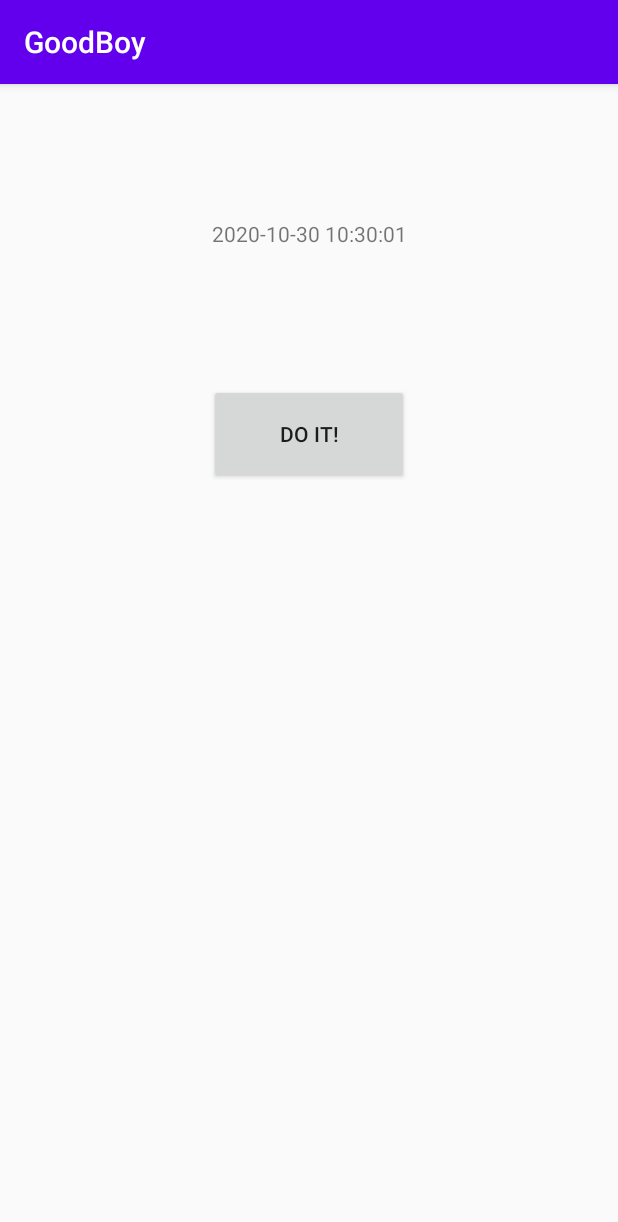
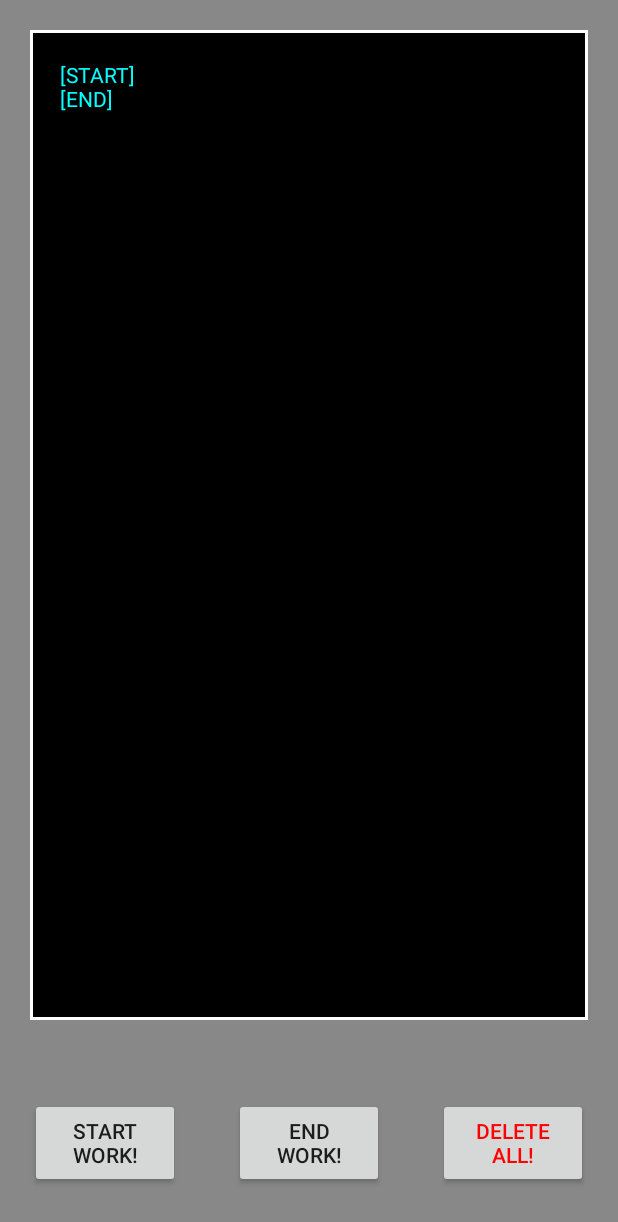
Before and after one commit to minwiki7456/GoodBoy, an Android app: the screen it shows after launch (MainActivity before the commit, MainActivity2 after it), on a phone screen of 412 x 824 dp. Shown: the top 1222 px of the screen. Run offline under Robolectric (Android 15) with nearby library versions, the phone set to English and light mode, and no system bars.

Commit message:
[功能/BUG]新实现上下班打卡时间记录功能 [模块]Activities [描述] 	1.修改启动Activity到新实现的页面 	2.存储使用SQLite 	3.[START 	  WORK!]按钮记录当天第一次点击的时间，且不可更新，作为上班时间。 	4.[END 	  WORK!]按钮记录当天最后一次点击时间，每次都更新，作为下班时间。 	5.[DELETE 	  ALL!]按钮在当前Activity生命周期内连续点击10次可清空打卡数据。

```diff
--- a/app/src/main/AndroidManifest.xml
+++ b/app/src/main/AndroidManifest.xml
@@ -9,7 +9,8 @@
         android:roundIcon="@mipmap/ic_launcher_round"
         android:supportsRtl="true"
         android:theme="@style/AppTheme">
-        <activity android:name=".MainActivity">
+        <activity android:name=".Activities.MainActivity"></activity>
+        <activity android:name=".Activities.MainActivity2" android:theme="@style/Theme.AppCompat.DayNight.NoActionBar">
             <intent-filter>
                 <action android:name="android.intent.action.MAIN" />
 
--- a/app/src/main/java/fun/yuuu/goodboy/MainActivity.java
+++ b/app/src/main/java/fun/yuuu/goodboy/Activities/MainActivity.java
@@ -1,10 +1,11 @@
-package fun.yuuu.goodboy;
+package fun.yuuu.goodboy.Activities;
 
 import androidx.annotation.NonNull;
 import androidx.appcompat.app.AppCompatActivity;
 import android.content.ClipData;
 import android.content.ClipboardManager;
 import android.content.Context;
+import android.database.sqlite.SQLiteDatabase;
 import android.os.Bundle;
 import android.os.Handler;
 import android.os.Looper;
@@ -16,6 +17,9 @@ import android.widget.TextView;
 import android.widget.Toast;
 import java.text.SimpleDateFormat;
 import java.util.Date;
+
+import fun.yuuu.goodboy.R;
+import fun.yuuu.goodboy.Utils.DatabaseHelper;
 
 public class MainActivity extends AppCompatActivity {
     private final String TAG = "MainActivity";
--- /dev/null
+++ b/app/src/main/java/fun/yuuu/goodboy/Activities/MainActivity2.java
@@ -0,0 +1,100 @@
+package fun.yuuu.goodboy.Activities;
+
+import androidx.appcompat.app.AppCompatActivity;
+import fun.yuuu.goodboy.R;
+
+import android.content.ContentValues;
+import android.database.Cursor;
+import android.database.sqlite.SQLiteDatabase;
+import android.os.Bundle;
+import android.text.Html;
+import android.view.View;
+import android.widget.Button;
+import android.widget.TextView;
+
+import java.text.SimpleDateFormat;
+import java.util.Date;
+
+import fun.yuuu.goodboy.Utils.DatabaseHelper;
+
+public class MainActivity2 extends AppCompatActivity {
+    private SQLiteDatabase mSQLiteDatabase = null;
+    private SimpleDateFormat mSimpleDateFormat = new SimpleDateFormat("yyyy-MM-dd");
+    private TextView mtextViewWorkTimeInfo = null;
+    private int deleteFlag = 0;
+    @Override
+    protected void onCreate(Bundle savedInstanceState) {
+        super.onCreate(savedInstanceState);
+        setContentView(R.layout.activity_main2);
+        mSQLiteDatabase = new DatabaseHelper(MainActivity2.this,"GoodBoy_db",null,1).getWritableDatabase();
+        Button btnStartWork = findViewById(R.id.btn_start_work);
+        Button btnEndWork = findViewById(R.id.btn_end_work);
+        Button btnDeleteAll = findViewById(R.id.btn_delete_all);
+        mtextViewWorkTimeInfo = findViewById(R.id.textview_work_time_info);
+        mtextViewWorkTimeInfo.setText(Html.fromHtml(getAllInfo()));
+        btnStartWork.setOnClickListener(new View.OnClickListener() {
+            @Override
+            public void onClick(View view) {
+
+                Cursor cursor = mSQLiteDatabase.rawQuery(
+                        "select * from   clock_in_work  where   t_date=? ",
+                        new String[] { mSimpleDateFormat.format(new Date()) });
+                while (cursor.moveToNext()) {
+                    cursor.close();
+                    mtextViewWorkTimeInfo.setText(Html.fromHtml(getAllInfo()+"<br/><font color=\"#FF0000\">[START TIME ALREADY EXISTS!]</font>"));
+                    return;
+                }
+                ContentValues values = new ContentValues();
+                values.put("t_date",mSimpleDateFormat.format(new Date()));
+                values.put("t_start_time",new SimpleDateFormat("HH:mm:ss").format(new Date()));
+                values.put("t_end_time","");
+                mSQLiteDatabase.insert("clock_in_work",null,values);
+                mtextViewWorkTimeInfo.setText(Html.fromHtml(getAllInfo()+"<br/><font color=\"#33FF00\">[START TIME UPDATE SUCCESSFUL!]</font>"));
+
+            }
+        });
+        btnEndWork.setOnClickListener(new View.OnClickListener() {
+            @Override
+            public void onClick(View view) {
+                ContentValues values = new ContentValues();
+                String currenTime = new SimpleDateFormat("HH:mm:ss").format(new Date());
+                values.put("t_end_time",currenTime);
+                mSQLiteDatabase.update("clock_in_work",values,"t_date=?",new String[]{mSimpleDateFormat.format(new Date())});
+                mtextViewWorkTimeInfo.setText(Html.fromHtml(getAllInfo()+"<br/><font color=\"#33FF00\">[END TIME UPDATE SUCCESSFUL!]</font>"));
+            }
+        });
+        btnDeleteAll.setOnClickListener(new View.OnClickListener() {
+            @Override
+            public void onClick(View view) {
+                String notifyString = null;
+                if(deleteFlag<9){
+                    deleteFlag++;
+                    mtextViewWorkTimeInfo.setText(Html.fromHtml(getAllInfo()+"<br/><font color=\"#FF0000\">[YOU WILL DELETE ALL DATA !!!]<br/>[IF YOU WANT DO IT , PLEASE CLICK </font><font color=\"#33FF00\">"+(10-deleteFlag)+"</font><font color=\"#FF0000\"> TIMES!!]</font>"));
+                    return;
+                }
+                mSQLiteDatabase.execSQL("delete from clock_in_work");
+                mtextViewWorkTimeInfo.setText(Html.fromHtml("<font color=\"#33FF00\">[DELETE ALL DATA SUCCESSFUL!]</font>"));
+                deleteFlag = 0;
+            }
+        });
+
+    }
+
+    private String getAllInfo(){
+        //创建游标对象
+        Cursor cursor = mSQLiteDatabase.query("clock_in_work", new String[]{"t_date","t_start_time","t_end_time"}, null, null, null, null, null);
+        //利用游标遍历所有数据对象
+        //为了显示全部，把所有对象连接起来，放到TextView中
+        StringBuffer sb = new StringBuffer("<font color=\"#00FFFF\">[START]</font><br/>");
+        while(cursor.moveToNext()){
+            String res_date = cursor.getString(cursor.getColumnIndex("t_date"));
+            String res_start_time = cursor.getString(cursor.getColumnIndex("t_start_time"));
+            String res_end_time = cursor.getString(cursor.getColumnIndex("t_end_time"));
+            sb.append("["+res_date+"]: ["+res_start_time+"] -> ["+res_end_time+"]<br/>");
+        }
+        sb.append("<font color=\"#00FFFF\">[END]</font>");
+        // 关闭游标，释放资源
+        cursor.close();
+        return sb.toString();
+    }
+}
--- /dev/null
+++ b/app/src/main/java/fun/yuuu/goodboy/Utils/DatabaseHelper.java
@@ -0,0 +1,26 @@
+package fun.yuuu.goodboy.Utils;
+
+import android.content.Context;
+import android.database.DatabaseErrorHandler;
+import android.database.sqlite.SQLiteDatabase;
+import android.database.sqlite.SQLiteOpenHelper;
+
+import androidx.annotation.NonNull;
+import androidx.annotation.Nullable;
+
+public class DatabaseHelper extends SQLiteOpenHelper {
+    public DatabaseHelper(@Nullable Context context, @Nullable String name, @Nullable SQLiteDatabase.CursorFactory factory, int version) {
+        super(context, name, factory, version);
+    }
+
+    @Override
+    public void onCreate(SQLiteDatabase sqLiteDatabase) {
+        String sql = "create table clock_in_work(t_date TEXT,t_start_time TEXT,t_end_time TEXT)";
+        sqLiteDatabase.execSQL(sql);
+    }
+
+    @Override
+    public void onUpgrade(SQLiteDatabase sqLiteDatabase, int i, int i1) {
+
+    }
+}
--- /dev/null
+++ b/app/src/main/res/drawable/board.xml
@@ -0,0 +1,5 @@
+<?xml version="1.0" encoding="utf-8"?>
+<shape xmlns:android="http://schemas.android.com/apk/res/android" android:shape="rectangle" >
+    <solid android:color="#000000" />
+    <stroke android:width="2dp" android:color="#ffffff"/>
+</shape>
--- a/app/src/main/res/layout/activity_main.xml
+++ b/app/src/main/res/layout/activity_main.xml
@@ -4,7 +4,7 @@
     xmlns:tools="http://schemas.android.com/tools"
     android:layout_width="match_parent"
     android:layout_height="match_parent"
-    tools:context=".MainActivity">
+    tools:context=".Activities.MainActivity">
     <LinearLayout
         android:layout_width="match_parent"
         android:layout_height="match_parent"
--- /dev/null
+++ b/app/src/main/res/layout/activity_main2.xml
@@ -0,0 +1,56 @@
+<?xml version="1.0" encoding="utf-8"?>
+<androidx.constraintlayout.widget.ConstraintLayout xmlns:android="http://schemas.android.com/apk/res/android"
+    xmlns:app="http://schemas.android.com/apk/res-auto"
+    xmlns:tools="http://schemas.android.com/tools"
+    android:layout_width="match_parent"
+    android:layout_height="match_parent"
+    tools:context=".Activities.MainActivity2"
+    android:background="@color/activity_background">
+    <LinearLayout
+        android:layout_width="match_parent"
+        android:layout_height="match_parent"
+        android:orientation="vertical">
+    <RelativeLayout
+        android:layout_width="match_parent"
+        android:layout_height="0dp"
+        android:padding="20dp"
+        android:layout_weight="85">
+        <TextView
+            android:layout_width="match_parent"
+            android:layout_height="match_parent"
+            android:textColor="@color/text_color"
+            android:padding="20dp"
+            android:background="@drawable/board"
+            android:maxLines="20"
+            android:id="@+id/textview_work_time_info"/>
+    </RelativeLayout>
+        <RelativeLayout
+            android:layout_width="match_parent"
+            android:layout_height="0dp"
+            android:layout_weight="15"
+            android:padding="20dp">
+            <Button
+                android:layout_width="100dp"
+                android:layout_height="60dp"
+                android:layout_centerVertical="true"
+                android:layout_alignParentLeft="true"
+                android:text="start\nwork!"
+                android:id="@+id/btn_start_work"/>
+            <Button
+                android:layout_width="100dp"
+                android:layout_height="60dp"
+                android:layout_centerInParent="true"
+                android:text="end\nwork!"
+                android:id="@+id/btn_end_work"/>
+            <Button
+                android:layout_width="100dp"
+                android:layout_height="60dp"
+                android:layout_centerVertical="true"
+                android:layout_alignParentRight="true"
+                android:textColor="@color/text_dangerous"
+                android:text="delete\nall!"
+                android:id="@+id/btn_delete_all"/>
+
+        </RelativeLayout>
+    </LinearLayout>
+</androidx.constraintlayout.widget.ConstraintLayout>
--- a/app/src/main/res/values/colors.xml
+++ b/app/src/main/res/values/colors.xml
@@ -3,4 +3,7 @@
     <color name="colorPrimary">#6200EE</color>
     <color name="colorPrimaryDark">#3700B3</color>
     <color name="colorAccent">#03DAC5</color>
+    <color name="activity_background">#888888</color>
+    <color name="text_color">#ffffff</color>
+    <color name="text_dangerous">#FF0000</color>
 </resources>
```
Also changed, not shown: 3 other files.
